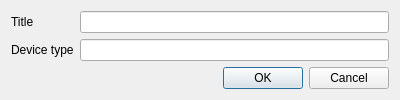
Before: the Qt Designer form src/gui/dashboard_customize_window.ui in KLZ-0/ICP-project, drawn with Qt 5.
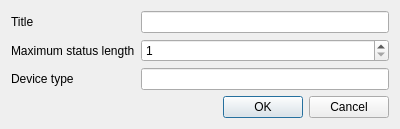
After: the same form once the commit is applied.

Commit message: Add status length customization

```diff
--- a/src/gui/dashboard_customize_window.ui
+++ b/src/gui/dashboard_customize_window.ui
@@ -7,7 +7,7 @@
     <x>0</x>
     <y>0</y>
     <width>400</width>
-    <height>96</height>
+    <height>126</height>
    </rect>
   </property>
   <property name="windowTitle">
@@ -25,22 +25,36 @@
     <widget class="QLineEdit" name="titleEdit"/>
    </item>
    <item row="1" column="0">
+    <widget class="QLabel" name="label_3">
+     <property name="text">
+      <string>Maximum status length</string>
+     </property>
+    </widget>
+   </item>
+   <item row="3" column="0">
     <widget class="QLabel" name="label_2">
      <property name="text">
       <string>Device type</string>
      </property>
     </widget>
    </item>
-   <item row="1" column="1">
+   <item row="3" column="1">
     <widget class="QLineEdit" name="deviceTypeEdit"/>
    </item>
-   <item row="2" column="1">
+   <item row="5" column="1">
     <widget class="QDialogButtonBox" name="buttonBox">
      <property name="standardButtons">
       <set>QDialogButtonBox::Cancel|QDialogButtonBox::Ok</set>
      </property>
     </widget>
    </item>
+   <item row="1" column="1">
+    <widget class="QSpinBox" name="statusLenghtSpinBox">
+     <property name="minimum">
+      <number>1</number>
+     </property>
+    </widget>
+   </item>
   </layout>
  </widget>
  <resources/>
```
The commit also changes 3 other files.
